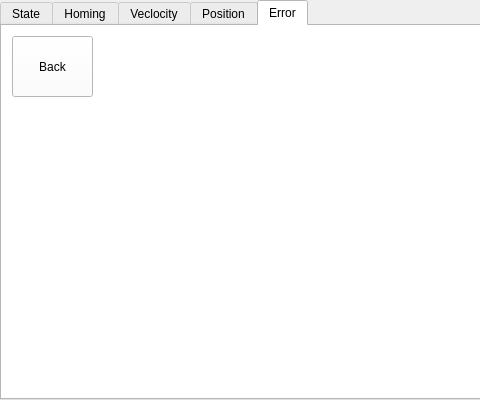
Qt form gui/resource/gui.ui (norlab-ulaval/ur10e) before a commit; both pictures show x 0 to 480 and y 0 to 400 of the 800 by 400 pixel window.
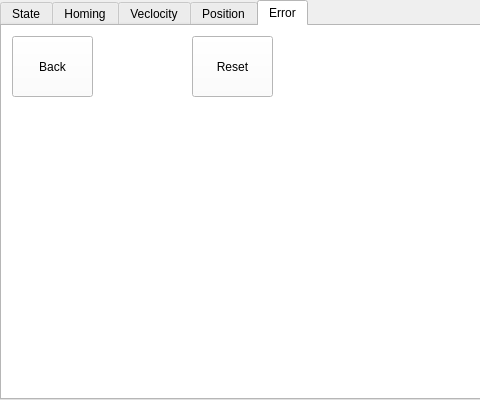
The same form after that commit. The open tabs and pages were chosen to show the change.

Commit message: Can now reset errors from gui. Launch file automatically launches rqt_console and gui. Start of a better interface for position control. Will soon be able to chain targets.

```diff
--- a/gui/resource/gui.ui
+++ b/gui/resource/gui.ui
@@ -707,6 +707,25 @@
       <bool>false</bool>
      </property>
     </widget>
+    <widget class="QPushButton" name="pb_reset">
+     <property name="geometry">
+      <rect>
+       <x>190</x>
+       <y>10</y>
+       <width>81</width>
+       <height>61</height>
+      </rect>
+     </property>
+     <property name="text">
+      <string>Reset</string>
+     </property>
+     <property name="default">
+      <bool>false</bool>
+     </property>
+     <property name="flat">
+      <bool>false</bool>
+     </property>
+    </widget>
    </widget>
   </widget>
  </widget>
```
The commit also changes 6 other files.
